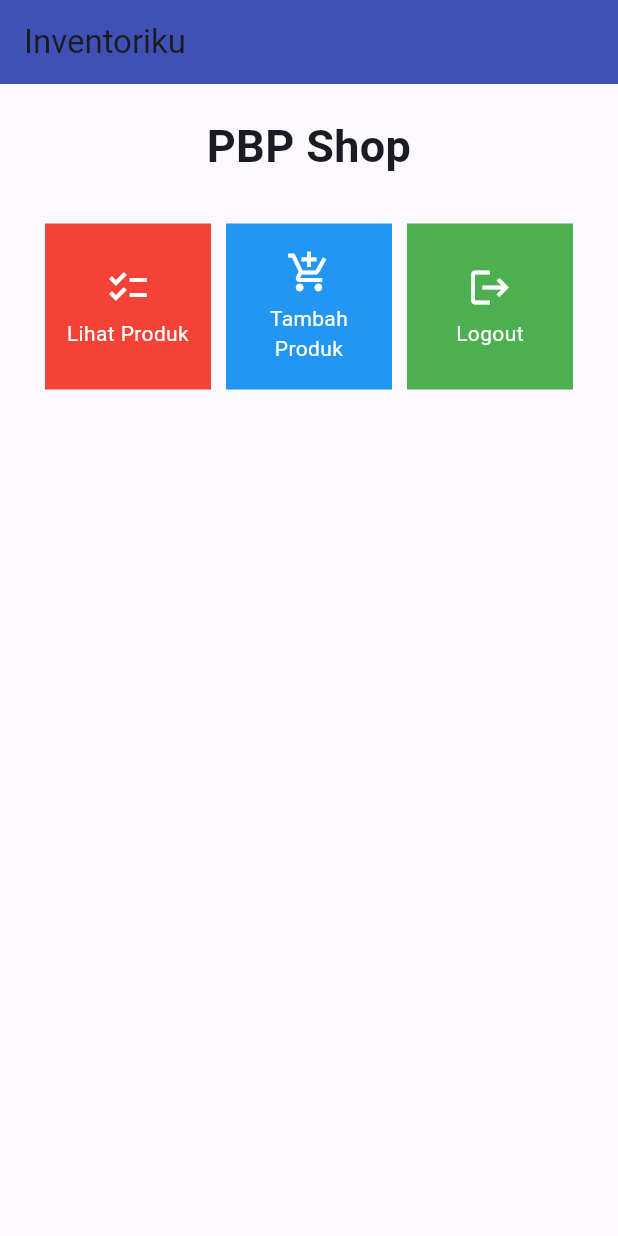
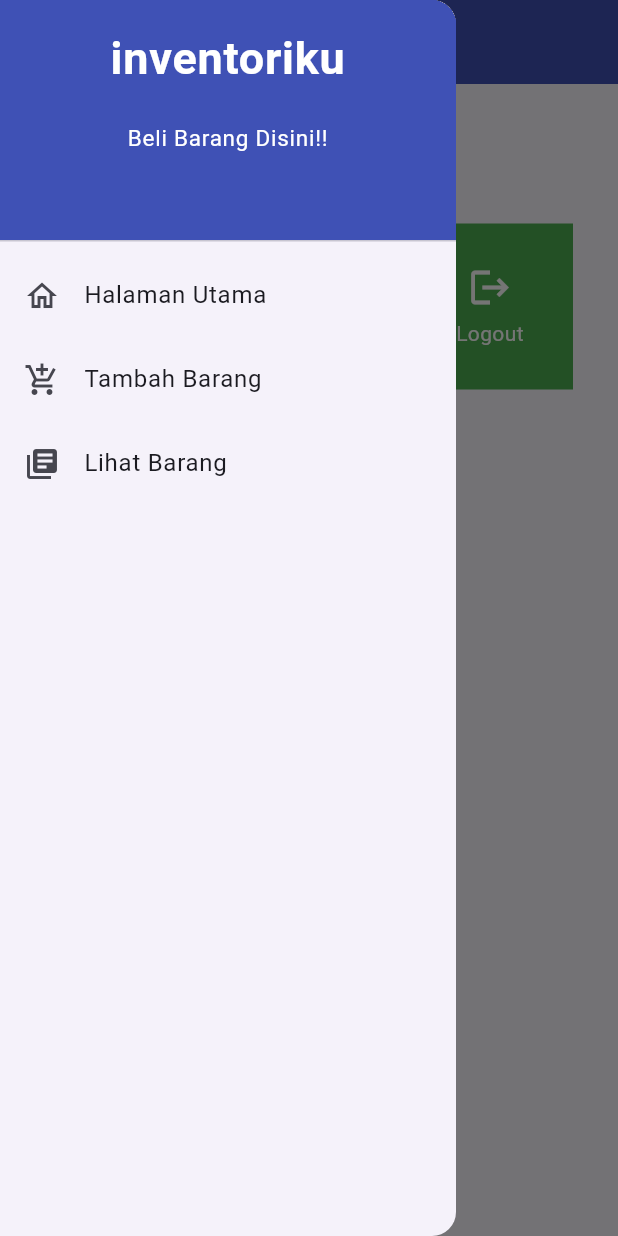
Before and after one commit to muzakiahmdz/Inventoriku, a Flutter app: the screen it shows after launch, with the side drawer open (before the commit the screen has no drawer), on a phone screen of 412 x 824 dp. Run offline on Flutter 3.47's test engine with Material 2 defaults, Android fonts, the phone set to English and light mode, and no system bars.

Commit message:
tugas 8 donn

```diff
--- a/inventoriku/lib/main.dart
+++ b/inventoriku/lib/main.dart
@@ -1,5 +1,5 @@
 import 'package:flutter/material.dart';
-import 'package:inventoriku/menu.dart';
+import 'package:inventoriku/screens/menu.dart';
 
 void main() {
   runApp(const MyApp());
--- a/inventoriku/lib/menu.dart
+++ b/inventoriku/lib/screens/menu.dart
@@ -1,8 +1,16 @@
 import 'package:flutter/material.dart';
-
+import 'package:inventoriku/widgets/left_drawer.dart';
+import 'package:inventoriku/screens/inventoriku_form.dart';
+import 'package:inventoriku/widgets/shop_card.dart';
+import 'package:inventoriku/screens/data_inventoriku.dart';
 
 class MyHomePage extends StatelessWidget {
     MyHomePage({Key? key}) : super(key: key);
+    final List<ShopItem> items = [
+    ShopItem("Lihat Produk", Icons.checklist, Colors.red),
+    ShopItem("Tambah Produk", Icons.add_shopping_cart, Colors.blue),
+    ShopItem("Logout", Icons.logout, Colors.green),
+];
 
     @override
     Widget build(BuildContext context) {
@@ -12,6 +20,7 @@
           'Inventoriku',
         ),
       ),
+      drawer: const LeftDrawer(),
       body: SingleChildScrollView(
         // Widget wrapper yang dapat discroll
         child: Padding(
@@ -53,19 +62,7 @@
     }
 }
 
-class ShopItem {
-  final String name;
-  final IconData icon;
-  final Color color;
 
-  ShopItem(this.name, this.icon, this.color);
-}
-
-final List<ShopItem> items = [
-    ShopItem("Lihat Produk", Icons.checklist, Colors.red),
-    ShopItem("Tambah Produk", Icons.add_shopping_cart, Colors.blue),
-    ShopItem("Logout", Icons.logout, Colors.green),
-];
 
 class ShopCard extends StatelessWidget {
   final ShopItem item;
@@ -84,6 +81,15 @@
             ..hideCurrentSnackBar()
             ..showSnackBar(SnackBar(
                 content: Text("Kamu telah menekan tombol ${item.name}!")));
+                // Navigate ke route yang sesuai (tergantung jenis tombol)
+          if (item.name == "Tambah Barang") {
+            Navigator.push(context,
+                MaterialPageRoute(builder: (context) => const ShopFormPage()));
+          }
+          else if (item.name == "Lihat Barang") {
+            Navigator.push(context,
+                MaterialPageRoute(builder: (context) => const DataPage()));
+          }
         },
         child: Container(
           // Container untuk menyimpan Icon dan Text
--- /dev/null
+++ b/inventoriku/lib/widgets/globals.dart
@@ -0,0 +1,4 @@
+library libshop_mobile.globals;
+import 'package:inventoriku/screens/inventoriku_form.dart';
+
+List<Inventoriku> semuaObj = [];
--- /dev/null
+++ b/inventoriku/lib/widgets/left_drawer.dart
@@ -0,0 +1,82 @@
+import 'package:flutter/material.dart';
+import 'package:inventoriku/screens/menu.dart';
+import 'package:inventoriku/screens/inventoriku_form.dart';
+import 'package:inventoriku/screens/data_inventoriku.dart';
+
+
+
+class LeftDrawer extends StatelessWidget {
+  const LeftDrawer({super.key});
+
+  @override
+  Widget build(BuildContext context) {
+    return Drawer(
+      child: ListView(
+        children: [
+          const DrawerHeader(
+            decoration: BoxDecoration(
+              color: Colors.indigo,
+            ),
+            child: Column(
+              children: [
+                Text(
+                  'inventoriku',
+                  textAlign: TextAlign.center,
+                  style: TextStyle(
+                    fontSize: 30,
+                    fontWeight: FontWeight.bold,
+                    color: Colors.white,
+                  ),
+                ),
+                Padding(padding: EdgeInsets.all(10)),
+                Text("Beli Barang Disini!!",
+                  textAlign: TextAlign.center,
+                  style: TextStyle(
+                    fontSize: 15,
+                    fontWeight: FontWeight.normal,
+                    color: Colors.white,
+                  ),
+                ),
+              ],
+            ),
+          ),
+          ListTile(
+            leading: const Icon(Icons.home_outlined),
+            title: const Text('Halaman Utama'),
+            // Bagian redirection ke MyHomePage
+            onTap: () {
+              Navigator.pushReplacement(
+                  context,
+                  MaterialPageRoute(
+                    builder: (context) => MyHomePage(),
+                  ));
+            },
+          ),
+          ListTile(
+            leading: const Icon(Icons.add_shopping_cart),
+            title: const Text('Tambah Barang'),
+            // Bagian redirection ke ShopFormPage
+            onTap: () {
+              Navigator.pushReplacement(
+                  context,
+                  MaterialPageRoute(
+                    builder: (context) => const ShopFormPage(),
+                  ));
+            },
+          ),
+          ListTile(
+            leading: const Icon(Icons.library_books),
+            title: const Text('Lihat Barang'),
+            onTap: () {
+              Navigator.pushReplacement(
+                  context,
+                  MaterialPageRoute(
+                    builder: (context) => const DataPage(),
+                  ));
+            },
+          ),
+        ],
+      ),
+    );
+  }
+}
--- /dev/null
+++ b/inventoriku/lib/widgets/shop_card.dart
@@ -0,0 +1,8 @@
+import 'package:flutter/material.dart';
+
+class ShopItem {
+  final String name;
+  final IconData icon;
+  final Color color;
+  ShopItem(this.name, this.icon, this.color);
+}
```
Also changed, not shown: inventoriku/lib/screens/data_inventoriku.dart (added, +46 -0 lines), inventoriku/lib/screens/inventoriku_form.dart (added, +181 -0 lines), 1 other file.
